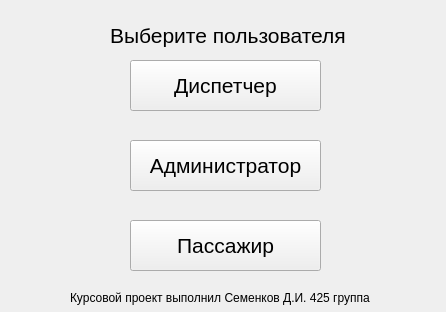
Old version of the form FlightSchedule/airport_schedule.ui in the repository laindash/FlightSchedule.
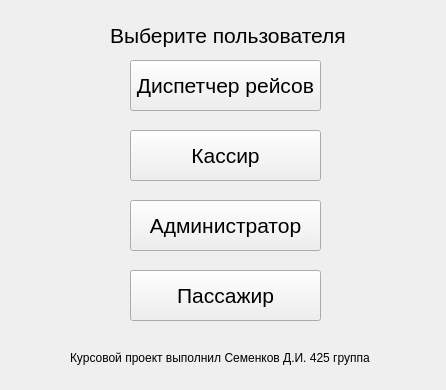
New version of the form.

The edit to the form file:
```diff
--- a/FlightSchedule/airport_schedule.ui
+++ b/FlightSchedule/airport_schedule.ui
@@ -7,7 +7,7 @@
     <x>0</x>
     <y>0</y>
     <width>446</width>
-    <height>312</height>
+    <height>390</height>
    </rect>
   </property>
   <property name="windowTitle">
@@ -32,7 +32,7 @@
      <bool>false</bool>
     </property>
     <property name="text">
-     <string>Диспетчер</string>
+     <string>Диспетчер рейсов</string>
     </property>
     <property name="checkable">
      <bool>false</bool>
@@ -42,7 +42,7 @@
     <property name="geometry">
      <rect>
       <x>130</x>
-      <y>140</y>
+      <y>200</y>
       <width>191</width>
       <height>51</height>
      </rect>
@@ -60,7 +60,7 @@
     <property name="geometry">
      <rect>
       <x>130</x>
-      <y>220</y>
+      <y>270</y>
       <width>191</width>
       <height>51</height>
      </rect>
@@ -78,7 +78,7 @@
     <property name="geometry">
      <rect>
       <x>70</x>
-      <y>290</y>
+      <y>350</y>
       <width>311</width>
       <height>16</height>
      </rect>
@@ -105,6 +105,30 @@
      <string>Выберите пользователя</string>
     </property>
    </widget>
+   <widget class="QPushButton" name="cashier_btn">
+    <property name="geometry">
+     <rect>
+      <x>130</x>
+      <y>130</y>
+      <width>191</width>
+      <height>51</height>
+     </rect>
+    </property>
+    <property name="font">
+     <font>
+      <pointsize>16</pointsize>
+     </font>
+    </property>
+    <property name="mouseTracking">
+     <bool>false</bool>
+    </property>
+    <property name="text">
+     <string>Кассир</string>
+    </property>
+    <property name="checkable">
+     <bool>false</bool>
+    </property>
+   </widget>
   </widget>
  </widget>
  <layoutdefault spacing="6" margin="11"/>
```
